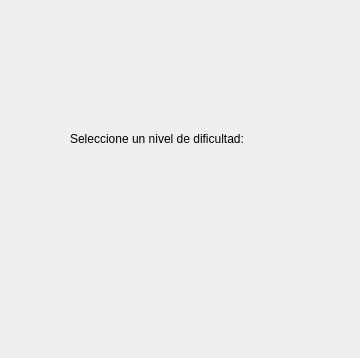
Old version of the form Fuente/nivel.ui in the repository jegerima/QSudoku.
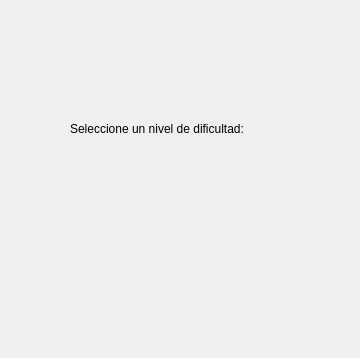
New version of the form. Icons and pictures are not drawn.

What changed in the file:
```diff
--- a/Fuente/nivel.ui
+++ b/Fuente/nivel.ui
@@ -27,7 +27,7 @@
    <property name="geometry">
     <rect>
      <x>100</x>
-     <y>160</y>
+     <y>150</y>
      <width>160</width>
      <height>191</height>
     </rect>
@@ -51,7 +51,7 @@
    <property name="geometry">
     <rect>
      <x>70</x>
-     <y>130</y>
+     <y>120</y>
      <width>231</width>
      <height>17</height>
     </rect>
```
Left out of the diff: 40 changed lines with no effect on the pictures.
